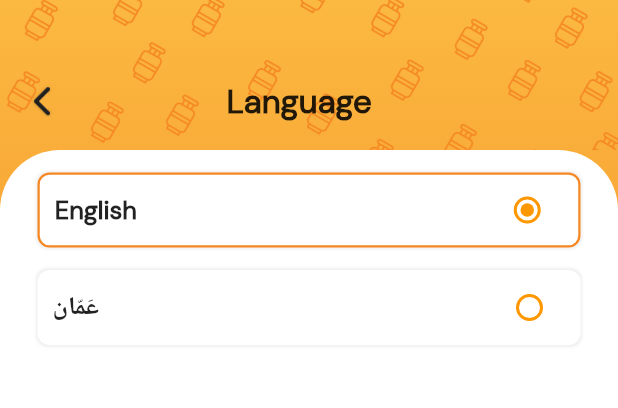
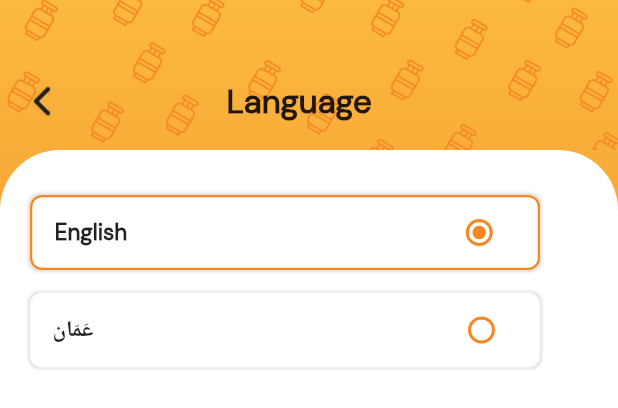
Before and after one commit to vinaytadhani1/ogas_driver_app1, a Flutter app: the LanguagePage widget shown alone on an empty page, opened directly, after a tap on "English", on a phone screen of 412 x 824 dp. Shown: the top 408 px of the screen. Run offline on Flutter 3.47's test engine with Material 2 defaults, Android fonts, the phone set to English and light mode, and no system bars; our stand-ins replace country_code_picker, dio, firebase_auth, firebase_core, firebase_messaging, flutter_local_notifications and 7 more; missing offline and left inert: flutter_polyline_points; accounts and stored records are empty; generated files the repository leaves out were written again; network calls fail.

Commit message:
1-9-2022

```diff
--- a/lib/homescreen/language/language.dart
+++ b/lib/homescreen/language/language.dart
@@ -65,178 +65,158 @@ class _LanguagePageState extends State<LanguagePage> {
         Get.back();
       },
       child: Container(
-        padding: const EdgeInsets.only(top: 10, left: 20, right: 20),
+        padding: const EdgeInsets.only(top: 30, left: 20, right: 20),
         child: Directionality(
           textDirection: ggvalue == 0 ? TextDirection.ltr : TextDirection.rtl,
           child: Column(
             crossAxisAlignment: CrossAxisAlignment.start,
             children: [
 
-              Container(
-                    margin: const EdgeInsets.all(5),
-                    height: MediaQuery.of(context).size.height/5,
-                    // color: Colors.white,
-                    child: ListView.separated(
-                      itemCount: locales.length,
-                      itemBuilder: (context, index) {
-                        return GestureDetector(
-                          onTap: ()async{
-                            ggvalue = index;
-                            updateLocale(locales[index]['locale'],context);
+              // Container(
+              //       margin: const EdgeInsets.all(5),
+              //       height: MediaQuery.of(context).size.height/5,
+              //       // color: Colors.white,
+              //       child: ListView.separated(
+              //         itemCount: locales.length,
+              //         itemBuilder: (context, index) {
+              //           return GestureDetector(
+              //             onTap: ()async{
+              //               ggvalue = index;
+              //               updateLocale(locales[index]['locale'],context);
+              //               SharedPreferences pref = await SharedPreferences.getInstance();
+              //               // if(ggvalue==0){
+              //               //   SharedPreferences pref = await SharedPreferences.getInstance();
+              //               //   pref.setString(PrefString.language, 'English');
+              //               // }else{
+              //               //   SharedPreferences pref = await SharedPreferences.getInstance();
+              //               //   pref.setString(PrefString.language, 'Arabic');
+              //               // }
+              //               ggvalue == index ?  pref.setString(PrefString.language, 'English') :
+              //                               pref.setString(PrefString.language, 'Arabic');
+              //               setState(() {});
+              //             },
+              //             child: Container(
+              //               padding: const EdgeInsets.only(left: 10,right: 10),
+              //               alignment:ggvalue == index ?  Alignment.centerLeft : Alignment.centerRight,
+              //               height: 50, width:340,
+              //               // height: 50,width: 340,
+              //               decoration: BoxDecoration(
+              //                 boxShadow:  [
+              //                   BoxShadow(
+              //                     color: Colors.grey.shade200,
+              //                     blurRadius: 1,
+              //                     spreadRadius: 1,
+              //                   ),
+              //                 ],
+              //                 color: Colors.white,
+              //                 borderRadius: BorderRadius.circular(8),
+              //                 border: ggvalue == index ? Border.all( color: const Color(0xffF58823), width: 1.5): null,
+              //               ),
+              //               child: Row(
+              //                 crossAxisAlignment: CrossAxisAlignment.center,
+              //                 mainAxisAlignment: MainAxisAlignment.spaceBetween,
+              //                 children: [
+              //                   Column(
+              //                     mainAxisAlignment: MainAxisAlignment.center,
+              //                     crossAxisAlignment: CrossAxisAlignment.start,
+              //                     children:  [
+              //                       Text(locales[index]['name'].toString(),
+              //                         // "Arabic",
+              //                         style: const TextStyle(
+              //                             fontSize: 17, fontWeight: FontWeight.bold),
+              //                       ),
+              //                     ],
+              //                   ),
+              //                   Radio<int>(
+              //                     value: index,
+              //                     groupValue:ggvalue,
+              //                     onChanged: (value) async {
+              //                       ggvalue = index;
+              //                       updateLocale(locales[index]['locale'],context);
+              //                       // if(ggvalue==index){
+              //                       //   SharedPreferences pref = await SharedPreferences.getInstance();
+              //                       //   pref.setString(PrefString.language, 'English');
+              //                       // }else{
+              //                       //   SharedPreferences pref = await SharedPreferences.getInstance();
+              //                       //   pref.setString(PrefString.language, 'Arabic');
+              //                       // }
+              //                       if(ggvalue == index){
+              //                       }
+              //                         SharedPreferences pref = await SharedPreferences.getInstance();
+              //                         ggvalue == index ?  pref.setString(PrefString.language, 'English') :
+              //                                             pref.setString(PrefString.language, 'Arabic');
+              //                       setState(() {});
+              //                     },
+              //                     activeColor: Colors.orange,
+              //                     fillColor: MaterialStateProperty.resolveWith<Color>((states) {
+              //                       if (states.contains(MaterialState.selected)) {
+              //                         return Colors.orange;
+              //                       }
+              //                       return Colors.orange;
+              //                     }),
+              //                   ),
+              //                 ],
+              //               ),
+              //             ),
+              //           );
+              //         },
+              //         separatorBuilder: (context, index) => const SizedBox(height: 15),
+              //       ),
+              //     ),
+
+              LanguageModel(
+                lname: "English",
+                height: 50,
+                width: 340,
+                onTap: (() async {
+                  Locale _locale = await setLocale(ENGLISH);
+                  MyApp.setLocale(context, _locale);
+                  updateLocale(locales[0]['locale'],context);
                   SharedPreferences pref = await SharedPreferences.getInstance();
-                            // if(ggvalue==0){
-                            //   SharedPreferences pref = await SharedPreferences.getInstance();
-                            //   pref.setString(PrefString.language, 'English');
-                            // }else{
-                            //   SharedPreferences pref = await SharedPreferences.getInstance();
-                            //   pref.setString(PrefString.language, 'Arabic');
-                            // }
-                            // if(ggvalue==0){
-                            //   SharedPreferences pref = await SharedPreferences.getInstance();
-                            //   pref.setString(PrefString.language, 'English');
-                            // }else{
-                            //   SharedPreferences pref = await SharedPreferences.getInstance();
-                            //   pref.setString(PrefString.language, 'Arabic');
-                            // }
-                            // if(ggvalue==0){
-                            //   SharedPreferences pref = await SharedPreferences.getInstance();
-                            //   pref.setString(PrefString.language, 'English');
-                            // }else{
-                            //   SharedPreferences pref = await SharedPreferences.getInstance();
-                            //   pref.setString(PrefString.language, 'Arabic');
-                            // }
-                            // if(ggvalue==0){
-                            //   SharedPreferences pref = await SharedPreferences.getInstance();
-                            //   pref.setString(PrefString.language, 'English');
-                            // }else{
-                            //   SharedPreferences pref = await SharedPreferences.getInstance();
-                            //   pref.setString(PrefString.language, 'Arabic');
-                            // }
-                            ggvalue == index ?  pref.setString(PrefString.language, 'English') :
+                  pref.setString(PrefString.language, 'English');
+                  ggvalue = 0;
+                  setState(() {});
+                }),
+                fontSize: 15,
+                groupValue: ggvalue,
+                value: 0,
+                border: ggvalue == 0
+                    ? Border.all(color: ColorConstnt.mainorange, width: 1.5)
+                    : null,
+                onChanged: (value) async {
+                  SharedPreferences pref = await SharedPreferences.getInstance();
+                  pref.setString(PrefString.language, 'English');
+                  ggvalue = 0;
+                  setState(() {});
+                },
+              ),
+               SizedBox(height: 15),
+              LanguageModel(
+                lname: "عَمّان",
+                onTap: () async {
+                  ggvalue = 1;
+                  Locale _locale = await setLocale(ARABIC);
+                  MyApp.setLocale(context, _locale);
+                  updateLocale(locales[1]['locale'],context);
+                  SharedPreferences pref = await SharedPreferences.getInstance();
                   pref.setString(PrefString.language, 'Arabic');
                   setState(() {});
                 },
-                          child: Container(
-                            padding: const EdgeInsets.only(left: 10,right: 10),
-                            alignment:ggvalue == index ?  Alignment.centerLeft : Alignment.centerRight,
-                            height: 50, width:340,
-                            // height: 50,width: 340,
-                            decoration: BoxDecoration(
-                              boxShadow:  [
-                                BoxShadow(
-                                  color: Colors.grey.shade200,
-                                  blurRadius: 1,
-                                  spreadRadius: 1,
-                                ),
-                              ],
-                              color: Colors.white,
-                              borderRadius: BorderRadius.circular(8),
-                              border: ggvalue == index ? Border.all( color: const Color(0xffF58823), width: 1.5): null,
-                            ),
-                            child: Row(
-                              crossAxisAlignment: CrossAxisAlignment.center,
-                              mainAxisAlignment: MainAxisAlignment.spaceBetween,
-                              children: [
-                                Column(
-                                  mainAxisAlignment: MainAxisAlignment.center,
-                                  crossAxisAlignment: CrossAxisAlignment.start,
-                                  children:  [
-                                    Text(locales[index]['name'].toString(),
-                                      // "Arabic",
-                                      style: const TextStyle(
-                                          fontSize: 17, fontWeight: FontWeight.bold),
-                                    ),
-                                  ],
-                                ),
-                                Radio<int>(
-                                  value: index,
-                                  groupValue:ggvalue,
+                height: 50,
+                width: 340,
+                fontSize: 15,
+                groupValue: ggvalue,
+                value: 1,
+                border: ggvalue == 1
+                    ? Border.all(color: ColorConstnt.mainorange, width: 1.5)
+                    : null,
                 onChanged: (value) async {
-                                    ggvalue = index;
-                                    updateLocale(locales[index]['locale'],context);
-                                    // if(ggvalue==index){
-                                    //   SharedPreferences pref = await SharedPreferences.getInstance();
-                                    //   pref.setString(PrefString.language, 'English');
-                                    // }else{
-                                    //   SharedPreferences pref = await SharedPreferences.getInstance();
-                                    //   pref.setString(PrefString.language, 'Arabic');
-                                    // }
-                                    if(ggvalue == index){
-
-                                    }
                   SharedPreferences pref = await SharedPreferences.getInstance();
-                                      ggvalue == index ?  pref.setString(PrefString.language, 'English') :
                   pref.setString(PrefString.language, 'Arabic');
+                  ggvalue = 1;
                   setState(() {});
                 },
-                                  activeColor: Colors.orange,
-                                  fillColor: MaterialStateProperty.resolveWith<Color>((states) {
-                                    if (states.contains(MaterialState.selected)) {
-                                      return Colors.orange;
-                                    }
-                                    return Colors.orange;
-                                  }),
               ),
-                              ],
-                            ),
-                          ),
-                        );
-                      },
-                      separatorBuilder: (context, index) => const SizedBox(height: 15),
-                    ),
-                  ),
-
-              // LanguageModel(
-              //   lname: "English",
-              //   height: 50,
-              //   width: 340,
-              //   onTap: (() async {
-              //     Locale _locale = await setLocale(ENGLISH);
-              //     // MyApp.setLocale(context, _locale);
-              //     SharedPreferences pref = await SharedPreferences.getInstance();
-              //     pref.setString(PrefString.language, 'English');
-              //     ggvalue = 0;
-              //     setState(() {});
-              //   }),
-              //   fontSize: 15,
-              //   groupValue: ggvalue,
-              //   value: 0,
-              //   border: ggvalue == 0
-              //       ? Border.all(color: ColorConstnt.mainorange, width: 1.5)
-              //       : null,
-              //   onChanged: (value) async {
-              //     SharedPreferences pref = await SharedPreferences.getInstance();
-              //     pref.setString(PrefString.language, 'English');
-              //     ggvalue = 0;
-              //     setState(() {});
-              //   },
-              // ),
-              //  SizedBox(height: 15),
-              // LanguageModel(
-              //   lname: "عَمّان",
-              //   onTap: () async {
-              //     ggvalue = 1;
-              //     Locale _locale = await setLocale(ARABIC);
-              //     // MyApp.setLocale(context, _locale);
-              //     SharedPreferences pref = await SharedPreferences.getInstance();
-              //     pref.setString(PrefString.language, 'Arabic');
-              //     setState(() {});
-              //   },
-              //   height: 50,
-              //   width: 340,
-              //   fontSize: 15,
-              //   groupValue: ggvalue,
-              //   value: 1,
-              //   border: ggvalue == 1
-              //       ? Border.all(color: ColorConstnt.mainorange, width: 1.5)
-              //       : null,
-              //   onChanged: (value) async {
-              //     SharedPreferences pref = await SharedPreferences.getInstance();
-              //     pref.setString(PrefString.language, 'Arabic');
-              //     ggvalue = 1;
-              //     setState(() {});
-              //   },
-              // ),
             ],
           ),
         ),
```
Also changed, not shown: lib/main.dart (+18 -18 lines). Lines whose indentation alone changed are shown as unchanged.
